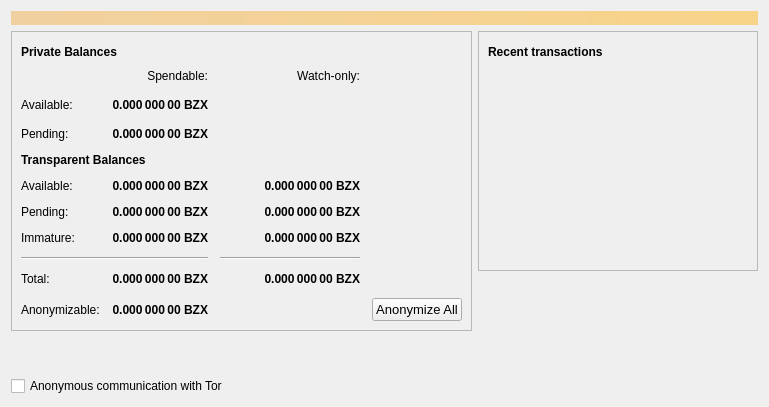
The window that src/qt/forms/overviewpage.ui (1001tests/BZX) describes before a commit, drawn with Qt 5.
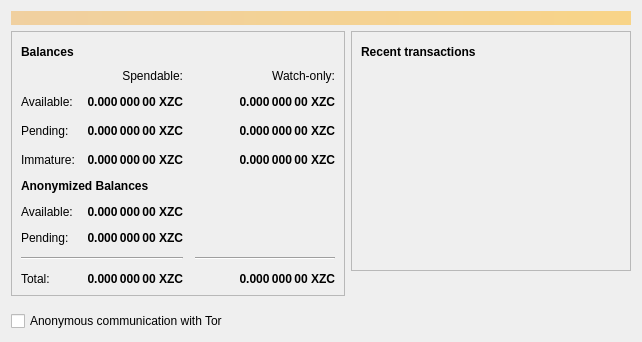
The same window after the commit. Icons and pictures are not drawn.

```diff
--- a/src/qt/forms/overviewpage.ui
+++ b/src/qt/forms/overviewpage.ui
@@ -6,8 +6,8 @@
    <rect>
     <x>0</x>
     <y>0</y>
-    <width>769</width>
-    <height>407</height>
+    <width>642</width>
+    <height>342</height>
    </rect>
   </property>
   <property name="windowTitle">
@@ -57,14 +57,14 @@
                </font>
               </property>
               <property name="text">
-               <string>Private Balances</string>
+               <string>Balances</string>
               </property>
              </widget>
             </item>
             <item>
              <widget class="QPushButton" name="labelWalletStatus">
               <property name="enabled">
-               <bool>true</bool>
+               <bool>false</bool>
               </property>
               <property name="maximumSize">
                <size>
@@ -73,7 +73,7 @@
                </size>
               </property>
               <property name="toolTip">
-               <string>The displayed information may be out of date. Your wallet automatically synchronizes with the BZX network after a connection is established, but this process has not completed yet.</string>
+               <string>The displayed information may be out of date. Your wallet automatically synchronizes with the Zcoin network after a connection is established, but this process has not completed yet.</string>
               </property>
               <property name="text">
                <string/>
@@ -114,149 +114,79 @@
             <property name="spacing">
              <number>12</number>
             </property>
-            <item row="16" column="0">
-             <widget class="QLabel" name="labelAnonymizableText">
+            <item row="3" column="2">
+             <widget class="QLabel" name="labelWatchImmature">
+              <property name="font">
+               <font>
+                <weight>75</weight>
+                <bold>true</bold>
+               </font>
+              </property>
+              <property name="cursor">
+               <cursorShape>IBeamCursor</cursorShape>
+              </property>
+              <property name="toolTip">
+               <string>Mined balance in watch-only addresses that has not yet matured</string>
+              </property>
               <property name="text">
-               <string>Anonymizable:</string>
+               <string notr="true">0.000 000 00 XZC</string>
               </property>
+              <property name="alignment">
+               <set>Qt::AlignRight|Qt::AlignTrailing|Qt::AlignVCenter</set>
+              </property>
+              <property name="textInteractionFlags">
+               <set>Qt::LinksAccessibleByMouse|Qt::TextSelectableByKeyboard|Qt::TextSelectableByMouse</set>
+              </property>
              </widget>
             </item>
-            <item row="2" column="3">
-             <spacer name="horizontalSpacer_2">
+            <item row="1" column="0">
+             <widget class="QLabel" name="labelBalanceText">
+              <property name="text">
+               <string>Available:</string>
+              </property>
+             </widget>
+            </item>
+            <item row="9" column="2">
+             <widget class="QLabel" name="labelWatchTotal">
+              <property name="font">
+               <font>
+                <weight>75</weight>
+                <bold>true</bold>
+               </font>
+              </property>
+              <property name="cursor">
+               <cursorShape>IBeamCursor</cursorShape>
+              </property>
+              <property name="toolTip">
+               <string>Current total balance in watch-only addresses</string>
+              </property>
+              <property name="text">
+               <string notr="true">0.000 000 00 XZC</string>
+              </property>
+              <property name="alignment">
+               <set>Qt::AlignRight|Qt::AlignTrailing|Qt::AlignVCenter</set>
+              </property>
+              <property name="textInteractionFlags">
+               <set>Qt::LinksAccessibleByMouse|Qt::TextSelectableByKeyboard|Qt::TextSelectableByMouse</set>
+              </property>
+             </widget>
+            </item>
+            <item row="9" column="0">
+             <widget class="QLabel" name="labelTotalText">
+              <property name="text">
+               <string>Total:</string>
+              </property>
+             </widget>
+            </item>
+            <item row="8" column="0" colspan="2">
+             <widget class="Line" name="line">
               <property name="orientation">
                <enum>Qt::Horizontal</enum>
               </property>
-              <property name="sizeHint" stdset="0">
-               <size>
-                <width>40</width>
-                <height>20</height>
-               </size>
-              </property>
-             </spacer>
-            </item>
-            <item row="6" column="0" colspan="2">
-             <widget class="QLabel" name="label">
-              <property name="font">
-               <font>
-                <weight>75</weight>
-                <bold>true</bold>
-               </font>
-              </property>
-              <property name="text">
-               <string>Transparent Balances</string>
-              </property>
              </widget>
             </item>
-            <item row="16" column="1">
-             <widget class="QLabel" name="labelAnonymizable">
-              <property name="font">
-               <font>
-                <weight>75</weight>
-                <bold>true</bold>
-               </font>
-              </property>
-              <property name="text">
-               <string>0.000 000 00 BZX</string>
-              </property>
-              <property name="alignment">
-               <set>Qt::AlignRight|Qt::AlignTrailing|Qt::AlignVCenter</set>
-              </property>
-             </widget>
-            </item>
-            <item row="11" column="2">
-             <widget class="QLabel" name="labelWatchPending">
-              <property name="font">
-               <font>
-                <weight>75</weight>
-                <bold>true</bold>
-               </font>
-              </property>
-              <property name="cursor">
-               <cursorShape>IBeamCursor</cursorShape>
-              </property>
-              <property name="toolTip">
-               <string>Unconfirmed transactions to watch-only addresses</string>
-              </property>
-              <property name="text">
-               <string notr="true">0.000 000 00 BZX</string>
-              </property>
-              <property name="alignment">
-               <set>Qt::AlignRight|Qt::AlignTrailing|Qt::AlignVCenter</set>
-              </property>
-              <property name="textInteractionFlags">
-               <set>Qt::LinksAccessibleByMouse|Qt::TextSelectableByKeyboard|Qt::TextSelectableByMouse</set>
-              </property>
-             </widget>
-            </item>
-            <item row="10" column="1">
-             <widget class="QLabel" name="labelBalance">
-              <property name="font">
-               <font>
-                <weight>75</weight>
-                <bold>true</bold>
-               </font>
-              </property>
-              <property name="cursor">
-               <cursorShape>IBeamCursor</cursorShape>
-              </property>
-              <property name="toolTip">
-               <string>Your current spendable balance</string>
-              </property>
-              <property name="text">
-               <string notr="true">0.000 000 00 BZX</string>
-              </property>
-              <property name="alignment">
-               <set>Qt::AlignRight|Qt::AlignTrailing|Qt::AlignVCenter</set>
-              </property>
-              <property name="textInteractionFlags">
-               <set>Qt::LinksAccessibleByMouse|Qt::TextSelectableByKeyboard|Qt::TextSelectableByMouse</set>
-              </property>
-             </widget>
-            </item>
-            <item row="0" column="1">
-             <widget class="QLabel" name="labelSpendable">
-              <property name="text">
-               <string>Spendable:</string>
-              </property>
-              <property name="alignment">
-               <set>Qt::AlignRight|Qt::AlignTrailing|Qt::AlignVCenter</set>
-              </property>
-             </widget>
-            </item>
-            <item row="10" column="2">
-             <widget class="QLabel" name="labelWatchAvailable">
-              <property name="font">
-               <font>
-                <weight>75</weight>
-                <bold>true</bold>
-               </font>
-              </property>
-              <property name="cursor">
-               <cursorShape>IBeamCursor</cursorShape>
-              </property>
-              <property name="toolTip">
-               <string>Your current balance in watch-only addresses</string>
-              </property>
-              <property name="text">
-               <string notr="true">0.000 000 00 BZX</string>
-              </property>
-              <property name="alignment">
-               <set>Qt::AlignRight|Qt::AlignTrailing|Qt::AlignVCenter</set>
-              </property>
-              <property name="textInteractionFlags">
-               <set>Qt::LinksAccessibleByMouse|Qt::TextSelectableByKeyboard|Qt::TextSelectableByMouse</set>
-              </property>
-             </widget>
-            </item>
-            <item row="11" column="0">
-             <widget class="QLabel" name="labelPendingText">
-              <property name="text">
-               <string>Pending:</string>
-              </property>
-             </widget>
-            </item>
-            <item row="5" column="1">
-             <widget class="QLabel" name="labelUnconfirmedPrivate">
+            <item row="7" column="1">
+             <widget class="QLabel" name="labelSigmaPending">
               <property name="font">
                <font>
                 <weight>75</weight>
@@ -270,7 +200,7 @@
                <string>Total of anonymize transactions that have yet to be confirmed, and do not yet count toward the spendable balance</string>
               </property>
               <property name="text">
-               <string>0.000 000 00 BZX</string>
+               <string>0.000 000 00 XZC</string>
               </property>
               <property name="alignment">
                <set>Qt::AlignRight|Qt::AlignTrailing|Qt::AlignVCenter</set>
@@ -280,14 +210,7 @@
               </property>
              </widget>
             </item>
-            <item row="5" column="0">
-             <widget class="QLabel" name="labelUnconfirmedPrivateText">
-              <property name="text">
-               <string>Pending:</string>
-              </property>
-             </widget>
-            </item>
-            <item row="13" column="2">
+            <item row="8" column="2">
              <widget class="Line" name="lineWatchBalance">
               <property name="sizePolicy">
                <sizepolicy hsizetype="Preferred" vsizetype="Fixed">
@@ -306,10 +229,98 @@
               </property>
              </widget>
             </item>
-            <item row="15" column="0">
-             <widget class="QLabel" name="labelTotalText">
+            <item row="6" column="1">
+             <widget class="QLabel" name="labelSigmaBalance">
+              <property name="font">
+               <font>
+                <weight>75</weight>
+                <bold>true</bold>
+               </font>
+              </property>
+              <property name="cursor">
+               <cursorShape>IBeamCursor</cursorShape>
+              </property>
+              <property name="toolTip">
+               <string>Your current spendable anonymized balance</string>
+              </property>
               <property name="text">
-               <string>Total:</string>
+               <string>0.000 000 00 XZC</string>
+              </property>
+              <property name="alignment">
+               <set>Qt::AlignRight|Qt::AlignTrailing|Qt::AlignVCenter</set>
+              </property>
+              <property name="textInteractionFlags">
+               <set>Qt::LinksAccessibleByMouse|Qt::TextSelectableByKeyboard|Qt::TextSelectableByMouse</set>
+              </property>
+             </widget>
+            </item>
+            <item row="6" column="0">
+             <widget class="QLabel" name="labelSigmaBalanceText">
+              <property name="text">
+               <string>Available:</string>
+              </property>
+             </widget>
+            </item>
+            <item row="1" column="1">
+             <widget class="QLabel" name="labelBalance">
+              <property name="font">
+               <font>
+                <weight>75</weight>
+                <bold>true</bold>
+               </font>
+              </property>
+              <property name="cursor">
+               <cursorShape>IBeamCursor</cursorShape>
+              </property>
+              <property name="toolTip">
+               <string>Your current spendable balance</string>
+              </property>
+              <property name="text">
+               <string notr="true">0.000 000 00 XZC</string>
+              </property>
+              <property name="alignment">
+               <set>Qt::AlignRight|Qt::AlignTrailing|Qt::AlignVCenter</set>
+              </property>
+              <property name="textInteractionFlags">
+               <set>Qt::LinksAccessibleByMouse|Qt::TextSelectableByKeyboard|Qt::TextSelectableByMouse</set>
+              </property>
+             </widget>
+            </item>
+            <item row="2" column="3">
+             <spacer name="horizontalSpacer_2">
+              <property name="orientation">
+               <enum>Qt::Horizontal</enum>
+              </property>
+              <property name="sizeHint" stdset="0">
+               <size>
+                <width>40</width>
+                <height>20</height>
+               </size>
+              </property>
+             </spacer>
+            </item>
+            <item row="2" column="2">
+             <widget class="QLabel" name="labelWatchPending">
+              <property name="font">
+               <font>
+                <weight>75</weight>
+                <bold>true</bold>
+               </font>
+              </property>
+              <property name="cursor">
+               <cursorShape>IBeamCursor</cursorShape>
+              </property>
+              <property name="toolTip">
+               <string>Unconfirmed transactions to watch-only addresses</string>
+              </property>
+              <property name="text">
+               <string notr="true">0.000 000 00 XZC</string>
+              </property>
+              <property name="alignment">
+               <set>Qt::AlignRight|Qt::AlignTrailing|Qt::AlignVCenter</set>
+              </property>
+              <property name="textInteractionFlags">
+               <set>Qt::LinksAccessibleByMouse|Qt::TextSelectableByKeyboard|Qt::TextSelectableByMouse</set>
               </property>
              </widget>
             </item>
@@ -323,71 +334,14 @@
               </property>
              </widget>
             </item>
-            <item row="10" column="0">
-             <widget class="QLabel" name="labelBalanceText">
+            <item row="2" column="0">
+             <widget class="QLabel" name="labelPendingText">
               <property name="text">
-               <string>Available:</string>
+               <string>Pending:</string>
               </property>
              </widget>
             </item>
-            <item row="15" column="1">
-             <widget class="QLabel" name="labelTotal">
-              <property name="font">
-               <font>
-                <weight>75</weight>
-                <bold>true</bold>
-               </font>
-              </property>
-              <property name="cursor">
-               <cursorShape>IBeamCursor</cursorShape>
-              </property>
-              <property name="toolTip">
-               <string>Your current total balance</string>
-              </property>
-              <property name="text">
-               <string notr="true">0.000 000 00 BZX</string>
-              </property>
-              <property name="alignment">
-               <set>Qt::AlignRight|Qt::AlignTrailing|Qt::AlignVCenter</set>
-              </property>
-              <property name="textInteractionFlags">
-               <set>Qt::LinksAccessibleByMouse|Qt::TextSelectableByKeyboard|Qt::TextSelectableByMouse</set>
-              </property>
-             </widget>
-            </item>
-            <item row="15" column="2">
-             <widget class="QLabel" name="labelWatchTotal">
-              <property name="font">
-               <font>
-                <weight>75</weight>
-                <bold>true</bold>
-               </font>
-              </property>
-              <property name="cursor">
-               <cursorShape>IBeamCursor</cursorShape>
-              </property>
-              <property name="toolTip">
-               <string>Current total balance in watch-only addresses</string>
-              </property>
-              <property name="text">
-               <string notr="true">0.000 000 00 BZX</string>
-              </property>
-              <property name="alignment">
-               <set>Qt::AlignRight|Qt::AlignTrailing|Qt::AlignVCenter</set>
-              </property>
-              <property name="textInteractionFlags">
-               <set>Qt::LinksAccessibleByMouse|Qt::TextSelectableByKeyboard|Qt::TextSelectableByMouse</set>
-              </property>
-             </widget>
-            </item>
-            <item row="13" column="0" colspan="2">
-             <widget class="Line" name="line">
-              <property name="orientation">
-               <enum>Qt::Horizontal</enum>
-              </property>
-             </widget>
-            </item>
-            <item row="11" column="1">
+            <item row="2" column="1">
              <widget class="QLabel" name="labelUnconfirmed">
               <property name="font">
                <font>
@@ -402,7 +356,7 @@
                <string>Total of transactions that have yet to be confirmed, and do not yet count toward the spendable balance</string>
               </property>
               <property name="text">
-               <string notr="true">0.000 000 00 BZX</string>
+               <string notr="true">0.000 000 00 XZC</string>
               </property>
               <property name="alignment">
                <set>Qt::AlignRight|Qt::AlignTrailing|Qt::AlignVCenter</set>
@@ -412,32 +366,42 @@
               </property>
              </widget>
             </item>
-            <item row="16" column="4">
-             <widget class="QPushButton" name="anonymizeButton">
-              <property name="sizePolicy">
-               <sizepolicy hsizetype="Minimum" vsizetype="Minimum">
-                <horstretch>0</horstretch>
-                <verstretch>0</verstretch>
-               </sizepolicy>
-              </property>
+            <item row="9" column="1">
+             <widget class="QLabel" name="labelTotal">
               <property name="font">
                <font>
-                <pointsize>10</pointsize>
+                <weight>75</weight>
+                <bold>true</bold>
                </font>
               </property>
+              <property name="cursor">
+               <cursorShape>IBeamCursor</cursorShape>
+              </property>
+              <property name="toolTip">
+               <string>Your current total balance</string>
+              </property>
               <property name="text">
-               <string>Anonymize All</string>
+               <string notr="true">0.000 000 00 XZC</string>
               </property>
+              <property name="alignment">
+               <set>Qt::AlignRight|Qt::AlignTrailing|Qt::AlignVCenter</set>
+              </property>
+              <property name="textInteractionFlags">
+               <set>Qt::LinksAccessibleByMouse|Qt::TextSelectableByKeyboard|Qt::TextSelectableByMouse</set>
+              </property>
              </widget>
             </item>
-            <item row="12" column="0">
-             <widget class="QLabel" name="labelImmatureText">
+            <item row="0" column="1">
+             <widget class="QLabel" name="labelSpendable">
               <property name="text">
-               <string>Immature:</string>
+               <string>Spendable:</string>
               </property>
+              <property name="alignment">
+               <set>Qt::AlignRight|Qt::AlignTrailing|Qt::AlignVCenter</set>
+              </property>
              </widget>
             </item>
-            <item row="12" column="1">
+            <item row="3" column="1">
              <widget class="QLabel" name="labelImmature">
               <property name="font">
                <font>
@@ -452,7 +416,7 @@
                <string>Mined balance that has not yet matured</string>
               </property>
               <property name="text">
-               <string notr="true">0.000 000 00 BZX</string>
+               <string notr="true">0.000 000 00 XZC</string>
               </property>
               <property name="alignment">
                <set>Qt::AlignRight|Qt::AlignTrailing|Qt::AlignVCenter</set>
@@ -462,8 +426,15 @@
               </property>
              </widget>
             </item>
-            <item row="12" column="2">
-             <widget class="QLabel" name="labelWatchImmature">
+            <item row="3" column="0">
+             <widget class="QLabel" name="labelImmatureText">
+              <property name="text">
+               <string>Immature:</string>
+              </property>
+             </widget>
+            </item>
+            <item row="1" column="2">
+             <widget class="QLabel" name="labelWatchAvailable">
               <property name="font">
                <font>
                 <weight>75</weight>
@@ -474,10 +445,10 @@
                <cursorShape>IBeamCursor</cursorShape>
               </property>
               <property name="toolTip">
-               <string>Mined balance in watch-only addresses that has not yet matured</string>
+               <string>Your current balance in watch-only addresses</string>
               </property>
               <property name="text">
-               <string notr="true">0.000 000 00 BZX</string>
+               <string notr="true">0.000 000 00 XZC</string>
               </property>
               <property name="alignment">
                <set>Qt::AlignRight|Qt::AlignTrailing|Qt::AlignVCenter</set>
@@ -487,35 +458,23 @@
               </property>
              </widget>
             </item>
-            <item row="2" column="0">
-             <widget class="QLabel" name="labelPrivateText">
+            <item row="7" column="0">
+             <widget class="QLabel" name="labelSigmaPendingText">
               <property name="text">
-               <string>Available:</string>
+               <string>Pending:</string>
               </property>
              </widget>
             </item>
-            <item row="2" column="1">
-             <widget class="QLabel" name="labelPrivate">
+            <item row="4" column="0" colspan="2">
+             <widget class="QLabel" name="label">
               <property name="font">
                <font>
                 <weight>75</weight>
                 <bold>true</bold>
                </font>
               </property>
-              <property name="cursor">
-               <cursorShape>IBeamCursor</cursorShape>
-              </property>
-              <property name="toolTip">
-               <string>Your current spendable anonymized balance</string>
-              </property>
               <property name="text">
-               <string>0.000 000 00 BZX</string>
-              </property>
-              <property name="alignment">
-               <set>Qt::AlignRight|Qt::AlignTrailing|Qt::AlignVCenter</set>
-              </property>
-              <property name="textInteractionFlags">
-               <set>Qt::LinksAccessibleByMouse|Qt::TextSelectableByKeyboard|Qt::TextSelectableByMouse</set>
+               <string>Anonymized Balances</string>
               </property>
              </widget>
             </item>
@@ -581,7 +540,7 @@
             <item>
              <widget class="QPushButton" name="labelTransactionsStatus">
               <property name="enabled">
-               <bool>true</bool>
+               <bool>false</bool>
               </property>
               <property name="maximumSize">
                <size>
@@ -590,7 +549,7 @@
                </size>
               </property>
               <property name="toolTip">
-               <string>The displayed information may be out of date. Your wallet automatically synchronizes with the BZX network after a connection is established, but this process has not completed yet.</string>
+               <string>The displayed information may be out of date. Your wallet automatically synchronizes with the Zcoin network after a connection is established, but this process has not completed yet.</string>
               </property>
               <property name="text">
                <string/>
```
